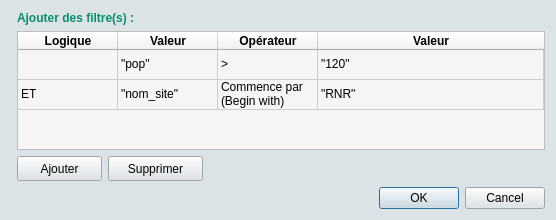
Qt form ui/filter_zonage.ui (PnX-SI/GeoNature-GIS) before a commit.
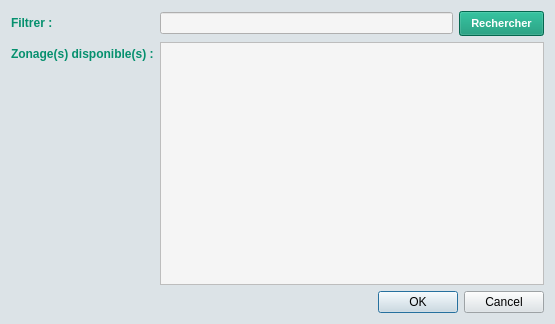
The same form after that commit. Icons and pictures are not drawn.

Commit message: Ajout de la fenêtre de filtre du zonage

```diff
--- a/ui/filter_zonage.ui
+++ b/ui/filter_zonage.ui
@@ -6,19 +6,10 @@
    <rect>
     <x>0</x>
     <y>0</y>
-    <width>556</width>
-    <height>220</height>
+    <width>555</width>
+    <height>324</height>
    </rect>
   </property>
-  <property name="minimumSize">
-   <size>
-    <width>556</width>
-    <height>220</height>
-   </size>
-  </property>
-  <property name="cursor">
-   <cursorShape>PointingHandCursor</cursorShape>
-  </property>
   <property name="windowTitle">
    <string>Filtre avancé...</string>
   </property>
@@ -27,158 +18,47 @@
   </property>
   <layout class="QVBoxLayout" name="verticalLayout">
    <item>
-    <layout class="QFormLayout" name="fl_filter_adv">
-     <item row="1" column="1">
-      <widget class="QTableWidget" name="tableWidget">
-       <property name="enabled">
-        <bool>true</bool>
-       </property>
+    <layout class="QFormLayout" name="fl_filtre_view">
+     <item row="0" column="0">
+      <widget class="QLabel" name="lbl_filter">
        <property name="font">
         <font>
          <family>Arial</family>
          <pointsize>9</pointsize>
-         <weight>50</weight>
-         <bold>false</bold>
+         <weight>75</weight>
+         <bold>true</bold>
         </font>
        </property>
        <property name="styleSheet">
-        <string notr="true">background-color: rgb(245, 245, 245);</string>
+        <string notr="true">color: rgb(5, 144, 110);</string>
        </property>
-       <property name="showDropIndicator" stdset="0">
-        <bool>true</bool>
+       <property name="text">
+        <string>Filtrer :</string>
        </property>
-       <attribute name="horizontalHeaderVisible">
-        <bool>true</bool>
-       </attribute>
-       <attribute name="horizontalHeaderCascadingSectionResizes">
-        <bool>false</bool>
-       </attribute>
-       <attribute name="horizontalHeaderHighlightSections">
-        <bool>false</bool>
-       </attribute>
-       <attribute name="horizontalHeaderStretchLastSection">
-        <bool>true</bool>
-       </attribute>
-       <attribute name="verticalHeaderVisible">
-        <bool>false</bool>
-       </attribute>
-       <attribute name="verticalHeaderCascadingSectionResizes">
-        <bool>false</bool>
-       </attribute>
-       <attribute name="verticalHeaderStretchLastSection">
-        <bool>false</bool>
-       </attribute>
-       <row>
-        <property name="text">
-         <string>1</string>
-        </property>
-       </row>
-       <row>
-        <property name="text">
-         <string>2</string>
-        </property>
-       </row>
-       <column>
-        <property name="text">
-         <string>Logique</string>
-        </property>
-        <property name="font">
-         <font>
-          <family>Arial</family>
-          <weight>75</weight>
-          <bold>true</bold>
-         </font>
-        </property>
-        <property name="background">
-         <color>
-          <red>255</red>
-          <green>255</green>
-          <blue>255</blue>
-         </color>
-        </property>
-       </column>
-       <column>
-        <property name="text">
-         <string>Valeur</string>
-        </property>
-        <property name="font">
-         <font>
-          <family>Arial</family>
-          <weight>75</weight>
-          <bold>true</bold>
-         </font>
-        </property>
-       </column>
-       <column>
-        <property name="text">
-         <string>Opérateur</string>
-        </property>
-        <property name="font">
-         <font>
-          <family>Arial</family>
-          <weight>75</weight>
-          <bold>true</bold>
-         </font>
-        </property>
-       </column>
-       <column>
-        <property name="text">
-         <string>Valeur</string>
-        </property>
-        <property name="font">
-         <font>
-          <family>Arial</family>
-          <weight>75</weight>
-          <bold>true</bold>
-         </font>
-        </property>
-       </column>
-       <item row="0" column="0">
-        <property name="text">
-         <string/>
-        </property>
-       </item>
-       <item row="0" column="1">
-        <property name="text">
-         <string>&quot;pop&quot;</string>
-        </property>
-       </item>
-       <item row="0" column="2">
-        <property name="text">
-         <string>&gt;</string>
-        </property>
-       </item>
-       <item row="0" column="3">
-        <property name="text">
-         <string>&quot;120&quot;</string>
-        </property>
-       </item>
-       <item row="1" column="0">
-        <property name="text">
-         <string>ET</string>
-        </property>
-       </item>
-       <item row="1" column="1">
-        <property name="text">
-         <string>&quot;nom_site&quot;</string>
-        </property>
-       </item>
-       <item row="1" column="2">
-        <property name="text">
-         <string>Commence par (Begin with)</string>
-        </property>
-       </item>
-       <item row="1" column="3">
-        <property name="text">
-         <string>&quot;RNR&quot;</string>
-        </property>
-       </item>
       </widget>
      </item>
-     <item row="2" column="1">
-      <layout class="QHBoxLayout" name="horizontalLayout_2">
+     <item row="0" column="1">
+      <layout class="QHBoxLayout" name="horizontalLayout">
+       <property name="leftMargin">
+        <number>0</number>
+       </property>
+       <property name="topMargin">
+        <number>0</number>
+       </property>
        <item>
-        <widget class="QPushButton" name="pb_add">
+        <widget class="QLineEdit" name="le_select">
+         <property name="font">
+          <font>
+           <family>Arial</family>
+          </font>
+         </property>
+         <property name="styleSheet">
+          <string notr="true">background-color: rgb(245, 245, 245);</string>
+         </property>
+        </widget>
+       </item>
+       <item>
+        <widget class="QPushButton" name="pb_rechercher">
          <property name="minimumSize">
           <size>
            <width>85</width>
@@ -194,19 +74,19 @@
          <property name="font">
           <font>
            <family>Arial</family>
-           <weight>50</weight>
-           <bold>false</bold>
-           <kerning>false</kerning>
+           <pointsize>8</pointsize>
+           <weight>75</weight>
+           <bold>true</bold>
           </font>
          </property>
          <property name="cursor">
           <cursorShape>PointingHandCursor</cursorShape>
          </property>
          <property name="styleSheet">
-          <string notr="true"/>
+          <string notr="true">background-color: rgb(5, 144, 110); color : white ;</string>
          </property>
          <property name="text">
-          <string>Ajouter</string>
+          <string>Rechercher</string>
          </property>
          <property name="icon">
           <iconset>
@@ -214,59 +94,10 @@
          </property>
         </widget>
        </item>
-       <item>
-        <widget class="QPushButton" name="pb_suppr">
-         <property name="minimumSize">
-          <size>
-           <width>95</width>
-           <height>25</height>
-          </size>
-         </property>
-         <property name="maximumSize">
-          <size>
-           <width>95</width>
-           <height>25</height>
-          </size>
-         </property>
-         <property name="font">
-          <font>
-           <family>Arial</family>
-           <weight>50</weight>
-           <bold>false</bold>
-          </font>
-         </property>
-         <property name="cursor">
-          <cursorShape>PointingHandCursor</cursorShape>
-         </property>
-         <property name="styleSheet">
-          <string notr="true"/>
-         </property>
-         <property name="text">
-          <string>Supprimer</string>
-         </property>
-         <property name="icon">
-          <iconset>
-           <normaloff>img/moins.png</normaloff>img/moins.png</iconset>
-         </property>
-        </widget>
-       </item>
-       <item>
-        <spacer name="HS_btn">
-         <property name="orientation">
-          <enum>Qt::Horizontal</enum>
-         </property>
-         <property name="sizeHint" stdset="0">
-          <size>
-           <width>40</width>
-           <height>20</height>
-          </size>
-         </property>
-        </spacer>
-       </item>
       </layout>
      </item>
-     <item row="0" column="1">
-      <widget class="QLabel" name="lbl_filter">
+     <item row="2" column="0">
+      <widget class="QLabel" name="lbl_zone">
        <property name="font">
         <font>
          <family>Arial</family>
@@ -279,23 +110,34 @@
         <string notr="true">color: rgb(5, 144, 110);</string>
        </property>
        <property name="text">
-        <string>Ajouter des filtre(s) :</string>
+        <string>Zonage(s) disponible(s) :</string>
+       </property>
+      </widget>
+     </item>
+     <item row="2" column="1">
+      <widget class="QListWidget" name="lw_list_zone">
+       <property name="font">
+        <font>
+         <family>Arial</family>
+         <pointsize>9</pointsize>
+        </font>
+       </property>
+       <property name="styleSheet">
+        <string notr="true">background-color: rgb(245, 245, 245);</string>
+       </property>
+       <property name="selectionMode">
+        <enum>QAbstractItemView::MultiSelection</enum>
        </property>
       </widget>
      </item>
     </layout>
    </item>
    <item>
-    <widget class="QDialogButtonBox" name="btn_box">
-     <property name="sizePolicy">
-      <sizepolicy hsizetype="Expanding" vsizetype="Fixed">
-       <horstretch>0</horstretch>
-       <verstretch>0</verstretch>
-      </sizepolicy>
-     </property>
+    <widget class="QDialogButtonBox" name="bb_zonefilter">
      <property name="font">
       <font>
        <family>Arial</family>
+       <pointsize>8</pointsize>
       </font>
      </property>
      <property name="orientation">
```
Left out of the diff: 27 changed lines with no effect on the pictures. The commit also changes 2 other files.
